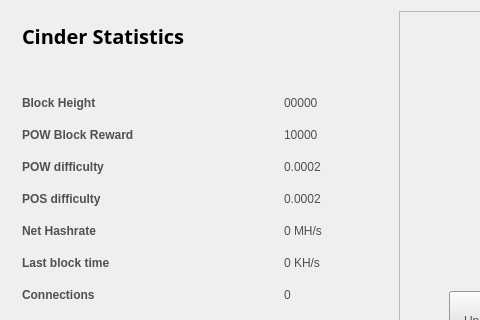
CrypTraider/Cinder, file src/qt/forms/statisticspage.ui: the form before one commit; both pictures show x 0 to 480 and y 0 to 320 of the 623 by 505 pixel window.
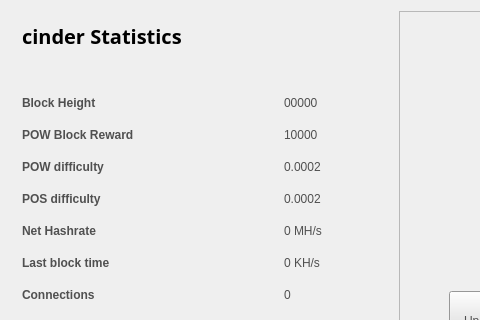
The form after the commit. Icons and pictures are not drawn.

```diff
--- a/src/qt/forms/statisticspage.ui
+++ b/src/qt/forms/statisticspage.ui
@@ -277,7 +277,7 @@
            </font>
           </property>
           <property name="text">
-           <string>&lt;html&gt;&lt;head/&gt;&lt;body&gt;&lt;p&gt;&lt;span style=&quot; font-size:20px; font-weight:600; color:#000000;&quot;&gt;Cinder Statistics&lt;/span&gt;&lt;/p&gt;&lt;/body&gt;&lt;/html&gt;</string>
+           <string>&lt;html&gt;&lt;head/&gt;&lt;body&gt;&lt;p&gt;&lt;span style=&quot; font-size:20px; font-weight:600; color:#000000;&quot;&gt;cinder Statistics&lt;/span&gt;&lt;/p&gt;&lt;/body&gt;&lt;/html&gt;</string>
           </property>
          </widget>
         </item>
```
